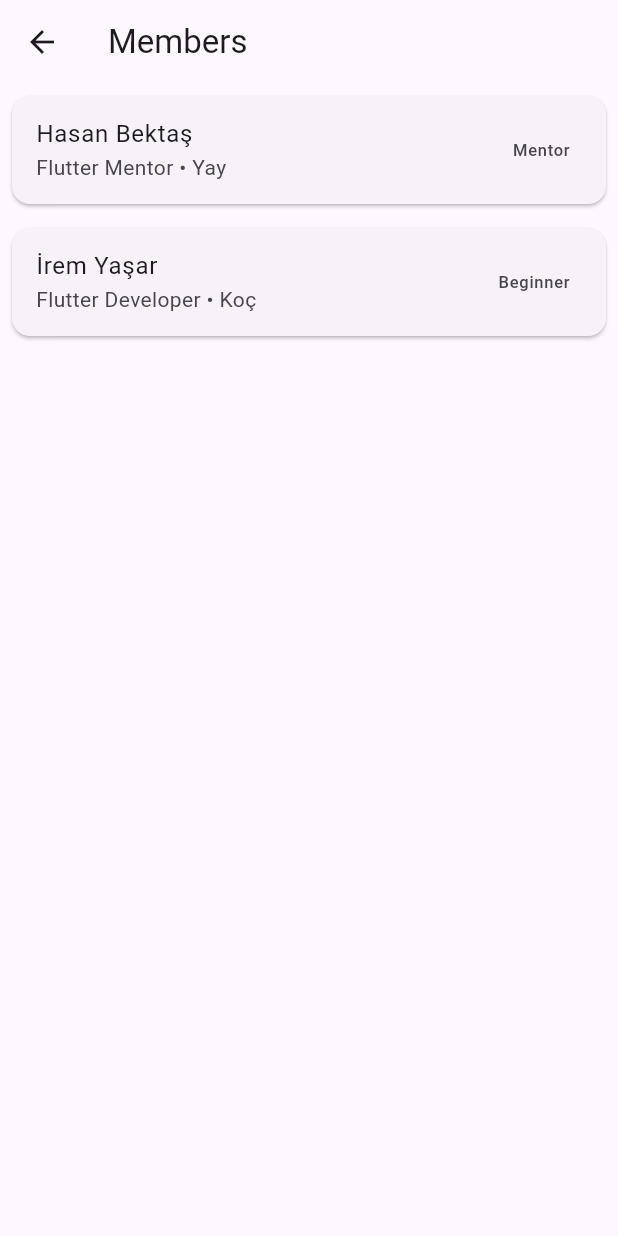
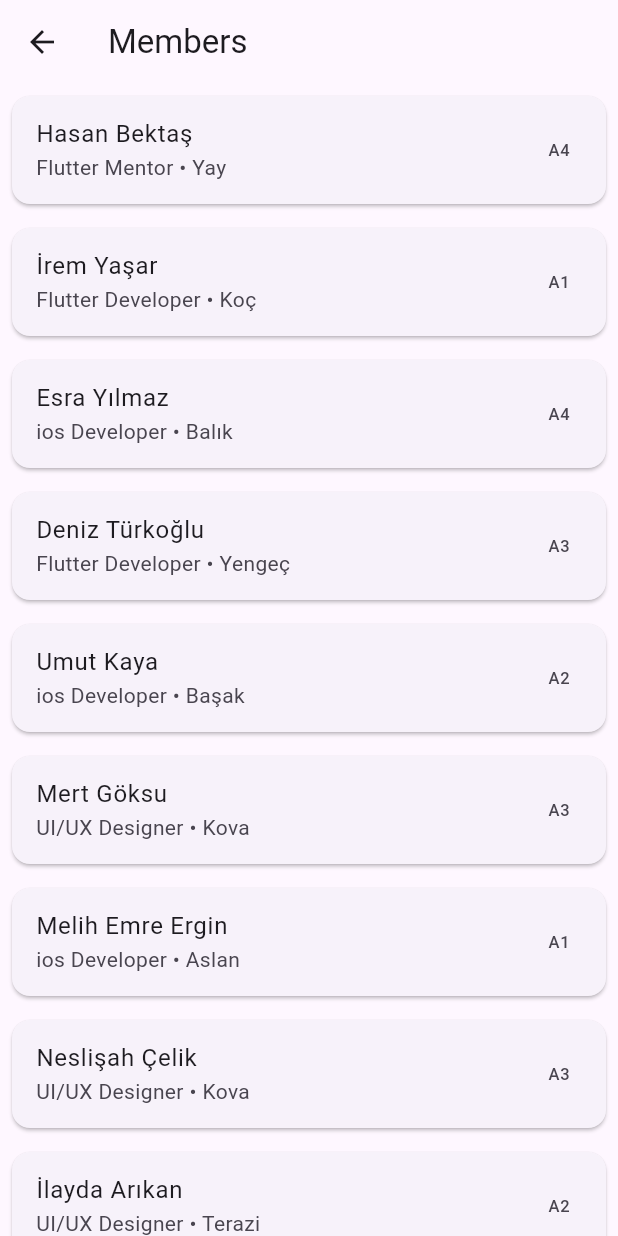
Before and after one commit to iremyasar01/NeonAcademy, a Flutter app: the MemberScreen screen opened directly, on a phone screen of 412 x 824 dp. Run offline on Flutter 3.47's test engine with Material 3 defaults, Android fonts, the phone set to English and light mode, and no system bars.

Commit message:
added some members

```diff
--- a/neonacademymembers/lib/screens/member_screen.dart
+++ b/neonacademymembers/lib/screens/member_screen.dart
@@ -6,34 +6,139 @@ class MemberScreen extends StatelessWidget {
 
   @override
   Widget build(BuildContext context) {
-    final ContactMentor = ContactInformation(
+    final contactMentor = ContactInformation(
       phoneNumber: '+90 555 123 4567',
       email: 'hasabektas@gmail.com',
     );
-    final ContactJr = ContactInformation(
+    final contactIrem = ContactInformation(
       phoneNumber: '+90 555 987 6543',
       email: 'iremyasar@gmail.com',
+    );
+    final contactEsra = ContactInformation(
+      phoneNumber: '+90 535 976 6647',
+      email: 'esra@gmail.com',
+    );
+      final contactDeniz = ContactInformation(
+      phoneNumber: '+90 534 986 9647',
+      email: 'deniz@gmail.com',
+    );
+      final contactUmut = ContactInformation(
+      phoneNumber: '+90 535 976 3465',
+      email: 'umut@gmail.com',
+    );
+     final contactMert = ContactInformation(
+      phoneNumber: '+90 536 456 3435',
+      email: 'mert@gmail.com',
+    );
+     final contactMelih = ContactInformation(
+      phoneNumber: '+90 505 123 6892',
+      email: 'melih@gmail.com',
+    );
+     final contactNesli = ContactInformation(
+      phoneNumber: '+90 536 789 5634',
+      email: 'nesli@gmail.com',
+    );
+     final contactIlayda = ContactInformation(
+      phoneNumber: '+90 536 789 5456',
+      email: 'ilayda@gmail.com',
+    );
+    final contactOguzhan = ContactInformation(
+      phoneNumber: '+90 535 767 5456',
+      email: 'oguzhan@gmail.com',
     );
     final members = [
       NeonAcademyMember(
         fullName: 'Hasan Bektaş',
         title: 'Flutter Mentor',
         horoscope: 'Yay',
-        memberLevel: 'Mentor',
+        memberLevel: 'A4',
         homeTown: 'İstanbul',
         age: 29,
-        contactInformation: ContactMentor,
+        contactInformation: contactMentor,
         ),
 
       NeonAcademyMember(
         fullName: 'İrem Yaşar',
         title: 'Flutter Developer',
         horoscope: 'Koç',
-        memberLevel: 'Beginner',
+        memberLevel: 'A1',
         homeTown: 'Hatay',
         age: 24,
-        contactInformation: ContactJr,
+        contactInformation: contactIrem,
         ),
+        NeonAcademyMember(
+        fullName: 'Esra Yılmaz',
+        title: 'ios Developer',
+        horoscope: 'Balık',
+        memberLevel: 'A4',
+        homeTown: 'Sinop',
+        age: 22,
+        contactInformation: contactEsra,
+        ),
+          NeonAcademyMember(
+        fullName: 'Deniz Türkoğlu',
+        title: 'Flutter Developer',
+        horoscope: 'Yengeç',
+        memberLevel: 'A3',
+        homeTown: 'İstanbul',
+        age: 28,
+        contactInformation: contactDeniz,
+        ),
+          NeonAcademyMember(
+        fullName: 'Umut Kaya',
+        title: 'ios Developer',
+        horoscope: 'Başak',
+        memberLevel: 'A2',
+        homeTown: 'Bursa',
+        age: 23,
+        contactInformation: contactUmut,
+        ),
+           NeonAcademyMember(
+        fullName: 'Mert Göksu',
+        title: 'UI/UX Designer',
+        horoscope: 'Kova',
+        memberLevel: 'A3',
+        homeTown: 'İzmir',
+        age: 26,
+        contactInformation: contactMert,
+        ),
+          NeonAcademyMember(
+        fullName: 'Melih Emre Ergin',
+        title: 'ios Developer',
+        horoscope: 'Aslan',
+        memberLevel: 'A1',
+        homeTown: 'Ankara',
+        age: 29,
+        contactInformation: contactMelih,
+        ),
+            NeonAcademyMember(
+        fullName: 'Neslişah Çelik',
+        title: 'UI/UX Designer',
+        horoscope: 'Kova',
+        memberLevel: 'A3',
+        homeTown: 'Balıkesir',
+        age: 19,
+        contactInformation: contactNesli,
+        ),
+            NeonAcademyMember(
+        fullName: 'İlayda Arıkan',
+        title: 'UI/UX Designer',
+        horoscope: 'Terazi',
+        memberLevel: 'A2',
+        homeTown: 'Çanakkale',
+        age: 21,
+        contactInformation: contactIlayda,
+        ),
+           NeonAcademyMember(
+        fullName: 'Oğuzhan Kara',
+        title: 'Flutter Developer',
+        horoscope: 'Balık',
+        memberLevel: 'A1',
+        homeTown: 'Kocaeli',
+        age: 27,
+        contactInformation: contactOguzhan,
+        ),
+
     ];
 
     return Scaffold(
@@ -56,7 +161,7 @@ class MemberScreen extends StatelessWidget {
                     content: Text(member.toString()),
                     actions: [
                       TextButton(
-                        child: const Text('Kapat'),
+                        child: const Text('Close'),
                         onPressed: () => Navigator.pop(context),
                       )
                     ],
```
